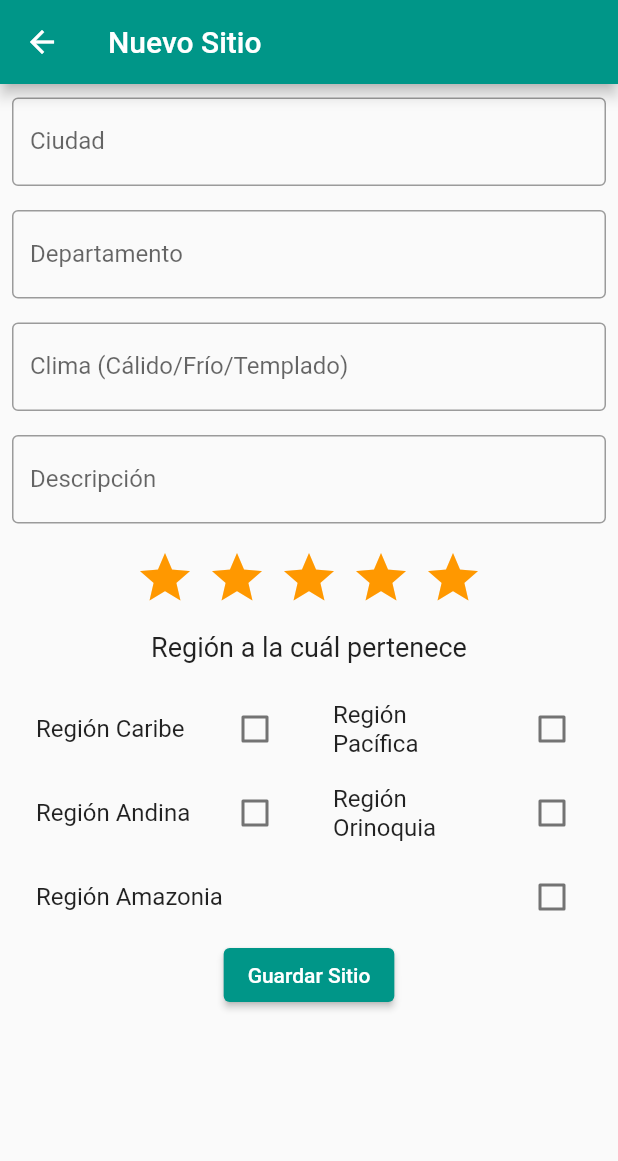
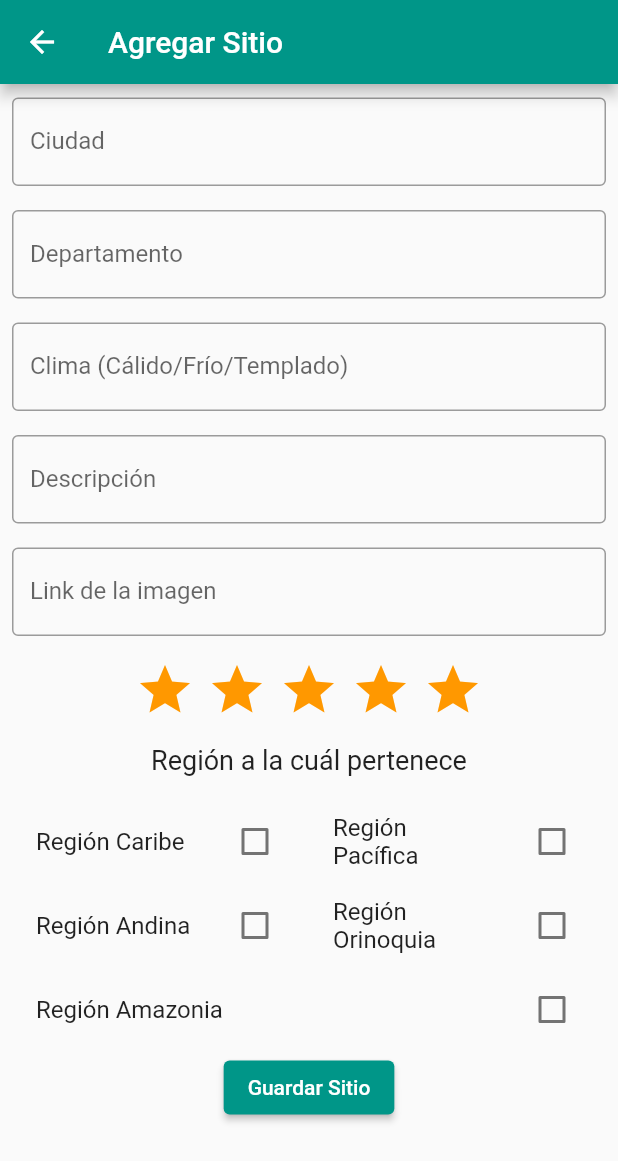
Before and after one commit to josue-y/travelmobile, a Flutter app: the SitiosTuristicos screen opened directly, after a tap on the "add" icon, on a phone screen of 412 x 824 dp. Shown: the top 1161 px of the screen. Run offline on Flutter 3.47's test engine with Material 2 defaults, Android fonts, the phone set to English and light mode, and no system bars; drawn by our look-alikes of flutter_rating_bar; our stand-ins replace cloud_firestore, firebase_auth, firebase_core, font_awesome_flutter, hive, hive_flutter and 1 more; accounts and stored records are empty.

```diff
--- a/lib/modelos/regionesdetalle.dart
+++ b/lib/modelos/regionesdetalle.dart
@@ -7,6 +7,7 @@ class RegionesDetall {
   String descripcion="";
   String clima="";
 
+
   RegionesDetall(
      this.id, this.nombre, this.foto, this.departamento, this.region, this.descripcion, this.clima);
 }
--- a/lib/vistas/addsitionuevo.dart
+++ b/lib/vistas/addsitionuevo.dart
@@ -18,6 +18,7 @@ class _NuevoSitioState extends State<NuevoSitio> {
   final _departamento = TextEditingController();
   final _clima = TextEditingController();
   final _descripcion = TextEditingController();
+  final _foto = TextEditingController();
 
   double _calificacion = 5.0;
   bool regionCaribe = false,
@@ -51,7 +52,7 @@ class _NuevoSitioState extends State<NuevoSitio> {
     if (regionAmazonia) region = "$region Región Amazónia";
     if (regionOrinoquia) region = "$region Región Caribe";
     var sitio = Sitio(
-        "", _nombreSitio.text, _departamento.text, _clima.text, _calificacion, region, _descripcion.text, "") ;
+        "", _nombreSitio.text, _departamento.text, _clima.text, _calificacion, region, _descripcion.text, _foto.text) ;
     _crearSitio(sitio);
   }
 
@@ -59,7 +60,7 @@ class _NuevoSitioState extends State<NuevoSitio> {
   Widget build(BuildContext context) {
     return Scaffold(
       appBar: AppBar(
-        title: Text("Nuevo Sitio"),
+        title: Text("Agregar Sitio"),
       ),
       body: Padding(
         padding: const EdgeInsets.symmetric(horizontal: 8, vertical: 9),
@@ -98,6 +99,15 @@ class _NuevoSitioState extends State<NuevoSitio> {
                 controller: _descripcion,
                 decoration: const InputDecoration(
                     border: OutlineInputBorder(), labelText: "Descripción"),
+                keyboardType: TextInputType.text,
+              ),
+              const SizedBox(
+                height: 16.0,
+              ),
+              TextFormField(
+                controller: _foto,
+                decoration: const InputDecoration(
+                    border: OutlineInputBorder(), labelText: "Link de la imagen"),
                 keyboardType: TextInputType.text,
               ),
               const SizedBox(
--- a/lib/vistas/sitiosturisticos.dart
+++ b/lib/vistas/sitiosturisticos.dart
@@ -50,7 +50,7 @@ class _SitiosTuristicosState extends State<SitiosTuristicos> {
                         errorBuilder: (BuildContext context, Object exception,
                             StackTrace? stackTrace) {
                           return const Image(
-                            image: AssetImage('assets/imagenes/udea.png'),
+                            image: AssetImage('imagenes/udea.png'),
                           );
                         },
                       ),
```
Also changed, not shown: lib/vistas/sitiosmaps.dart (added).
